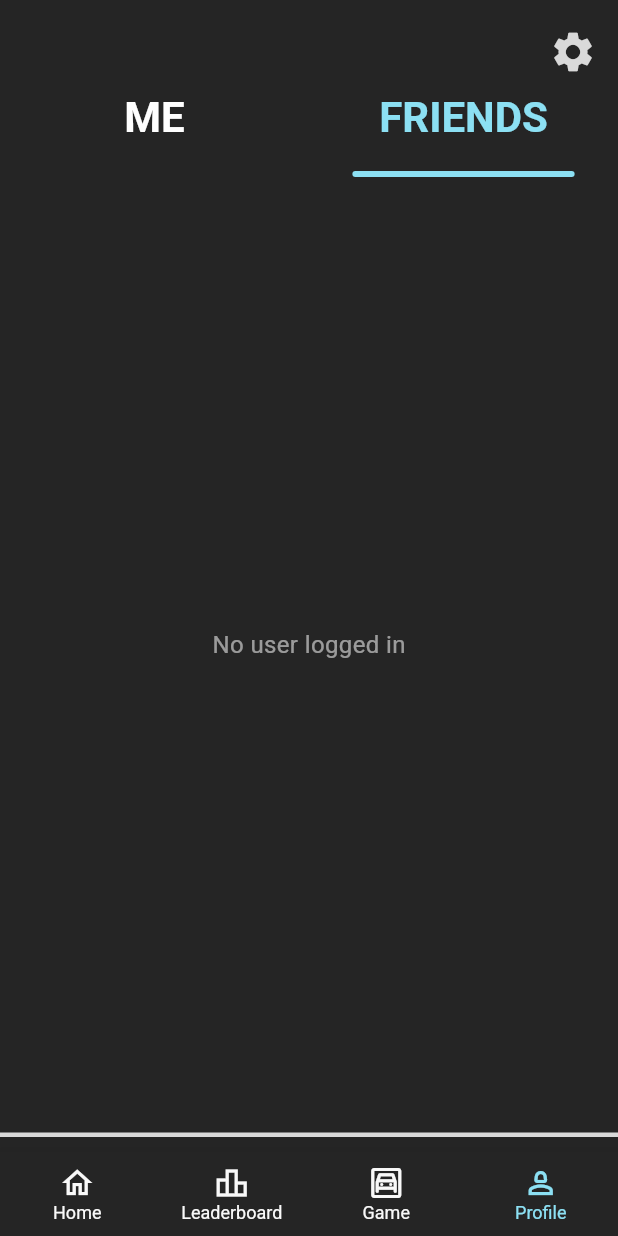
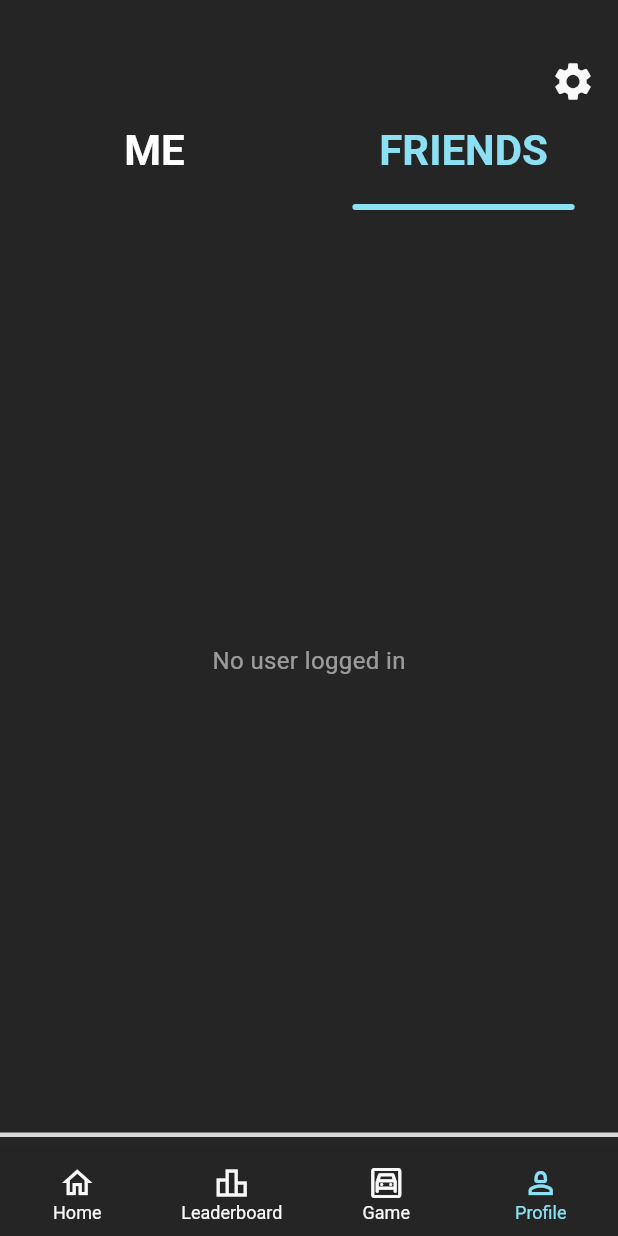
Before and after one commit to jwlim94/drive_safe, a Flutter app: the ProfileScreen screen opened by its route, tab 2 chosen, on a phone screen of 412 x 824 dp. Run offline on Flutter 3.47's test engine with Material 3 defaults, Android fonts, the phone set to English and light mode, and no system bars; our stand-ins replace carousel_slider, cloud_firestore, confetti, firebase_auth, firebase_core, flutter_riverpod and 5 more; missing offline and left inert: flame, flame_audio, flame_riverpod, flame_tiled, kiosk_mode; accounts and stored records are empty; generated files the repository leaves out were written again; project files that could hold a hidden picture were left out.

Commit message:
Make some cosmetic chages to the checkered flag, and the tab bars.

```diff
--- a/lib/src/features/home/presentation/achievement_screen.dart
+++ b/lib/src/features/home/presentation/achievement_screen.dart
@@ -103,7 +103,7 @@ class _AchievementScreenState extends ConsumerState<AchievementScreen> {
                       ),
                     ),
                     const Padding(
-                      padding: EdgeInsets.only(bottom: 20, top: 150),
+                      padding: EdgeInsets.only(bottom: 20, top: 100),
                       child: Text(
                         'Your Focus Streak!',
                         style: TextStyles.h3,
@@ -169,7 +169,7 @@ class _AchievementScreenState extends ConsumerState<AchievementScreen> {
                 mainAxisAlignment: MainAxisAlignment.start,
                 children: [
                   const Padding(
-                    padding: EdgeInsets.only(bottom: 5, top: 150),
+                    padding: EdgeInsets.only(bottom: 5, top: 100),
                     child: Text(
                       'Achievements Earned!',
                       style: TextStyles.h3,
--- a/lib/src/features/home/presentation/goal_setting_screen.dart
+++ b/lib/src/features/home/presentation/goal_setting_screen.dart
@@ -95,14 +95,16 @@ class _GoalSetScreenState extends ConsumerState<GoalSetScreen> {
           appBar: AppBar(
             backgroundColor: Colors.transparent,
             iconTheme: const IconThemeData(
-                color: AppColors.customLightPurple, size: 55),
+              color: AppColors.customWhite,
+              size: 45,
+            ),
           ),
           backgroundColor: Colors.transparent,
           body: SingleChildScrollView(
             child: Column(
               mainAxisAlignment: MainAxisAlignment.center,
               children: [
-                const Padding(padding: EdgeInsets.only(top: 50)),
+                const Padding(padding: EdgeInsets.only(top: 5)),
                 const Text(
                   'AutoFocus Time',
                   textAlign: TextAlign.center,
--- a/lib/src/features/home/presentation/home_screen.dart
+++ b/lib/src/features/home/presentation/home_screen.dart
@@ -348,7 +348,7 @@ class _HomeScreenState extends ConsumerState<HomeScreen> {
               body: Column(
                 mainAxisAlignment: MainAxisAlignment.center,
                 children: [
-                  const Padding(padding: EdgeInsets.only(top: 75)),
+                  const Padding(padding: EdgeInsets.only(top: 50)),
                   Text(
                     state == 'Stopped' && currentUser.userGoal < 0
                         ? 'Focus Goal: +${formatGoalTime(currentUser.userGoal)}'
--- a/lib/src/features/leaderboard/presentation/leaderboard_screen.dart
+++ b/lib/src/features/leaderboard/presentation/leaderboard_screen.dart
@@ -54,7 +54,7 @@ class _LeaderboardScreenState extends ConsumerState<LeaderboardScreen>
         Scaffold(
           backgroundColor: Colors.transparent,
           body: Padding(
-            padding: const EdgeInsets.only(top: 56),
+            padding: const EdgeInsets.only(top: 78),
             child: Column(
               children: [
                 TabBar(
@@ -92,7 +92,7 @@ class _LeaderboardScreenState extends ConsumerState<LeaderboardScreen>
                     ),
                   ],
                 ),
-                const SizedBox(height: 20),
+                const SizedBox(height: 10),
                 // Check selected tab and display the respective content
                 CarouselSlider(
                   carouselController: buttonCarouselController,
--- a/lib/src/features/user/presentation/profile/profile_screen.dart
+++ b/lib/src/features/user/presentation/profile/profile_screen.dart
@@ -44,16 +44,16 @@ class _ProfileScreenState extends State<ProfileScreen>
         Scaffold(
           backgroundColor: Colors.transparent,
           body: Padding(
-            padding: const EdgeInsets.only(top: 8),
+            padding: const EdgeInsets.only(top: 30),
             child: Column(
               crossAxisAlignment: CrossAxisAlignment.end,
               children: [
                 IconButton(
-                  padding: const EdgeInsets.only(top: 5, right: 12),
+                  padding: const EdgeInsets.only(right: 12),
                   icon: const Icon(
                     Icons.settings,
-                    color: AppColors.customGray,
-                    size: 32,
+                    color: AppColors.customWhite,
+                    size: 30,
                   ),
                   onPressed: () => context.goNamed(AppRoute.settings.name),
                 ),
@@ -90,7 +90,7 @@ class _ProfileScreenState extends State<ProfileScreen>
                   child: Padding(
                     padding: EdgeInsets.symmetric(
                       horizontal: horizontalPadding,
-                    vertical: 22,
+                      vertical: 15,
                     ),
                     child: TabBarView(
                       controller: _tabController,
@@ -99,7 +99,8 @@ class _ProfileScreenState extends State<ProfileScreen>
                         FriendsTab(),
                       ],
                     ),
-                )),
+                  ),
+                ),
               ],
             ),
           ),
--- a/lib/src/features/user/presentation/settings/settings_screen.dart
+++ b/lib/src/features/user/presentation/settings/settings_screen.dart
@@ -161,7 +161,9 @@ class _SettingsScreenState extends ConsumerState<SettingsScreen> {
           appBar: AppBar(
             backgroundColor: Colors.transparent,
             iconTheme: const IconThemeData(
-                color: AppColors.customLightPurple, size: 55),
+              color: AppColors.customWhite,
+              size: 45,
+            ),
           ),
           body: Padding(
             padding: const EdgeInsets.symmetric(horizontal: 28, vertical: 9),
--- a/lib/src/shared/widgets/checkered_flag.dart
+++ b/lib/src/shared/widgets/checkered_flag.dart
@@ -7,7 +7,7 @@ class CheckeredFlag extends StatelessWidget {
   @override
   Widget build(BuildContext context) {
     return SizedBox(
-      height: 125,
+      height: 80,
       width: double.infinity,
       child: SvgPicture.asset(
         'assets/images/checkered_flag.svg',
```
Also changed, not shown: lib/src/features/user/presentation/profile/achievement_tab.dart (+15 -7 lines), lib/src/features/user/presentation/profile/friend_profile_screen.dart (+24 -15 lines). Lines whose indentation alone changed are shown as unchanged.
